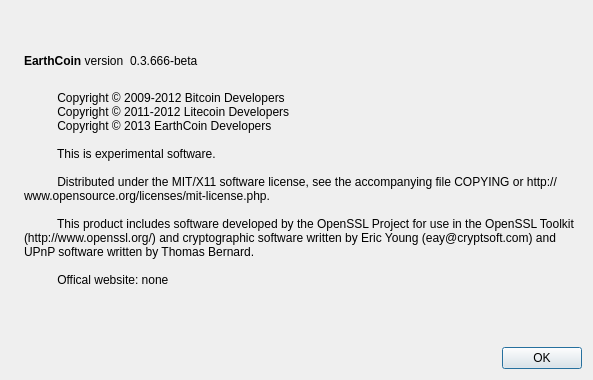
First picture: the form in src/qt/forms/aboutdialog.ui, repository neogulden/neogulden, before the edit.
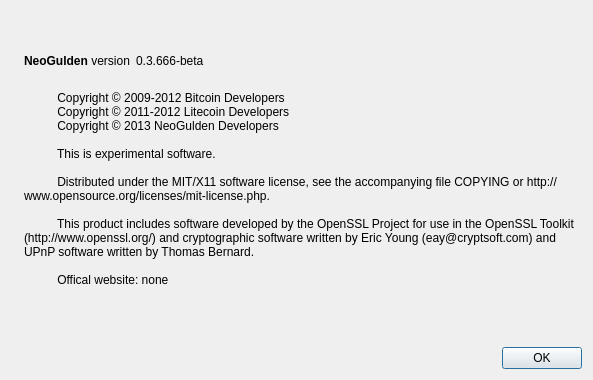
Second picture: the form after the edit. Icons and pictures are not drawn.

What changed in the file:
```diff
--- a/src/qt/forms/aboutdialog.ui
+++ b/src/qt/forms/aboutdialog.ui
@@ -50,7 +50,7 @@
           <cursorShape>IBeamCursor</cursorShape>
          </property>
          <property name="text">
-          <string>&lt;b&gt;EarthCoin&lt;/b&gt; version</string>
+          <string>&lt;b&gt;NeoGulden&lt;/b&gt; version</string>
          </property>
          <property name="textInteractionFlags">
           <set>Qt::LinksAccessibleByMouse|Qt::TextSelectableByKeyboard|Qt::TextSelectableByMouse</set>
@@ -97,7 +97,7 @@
         <string>
           Copyright © 2009-2012 Bitcoin Developers
           Copyright © 2011-2012 Litecoin Developers
-          Copyright © 2013 EarthCoin Developers
+          Copyright © 2013 NeoGulden Developers
 
           This is experimental software.
 
```
Left out of the diff: 2 changed lines with no effect on the pictures.
